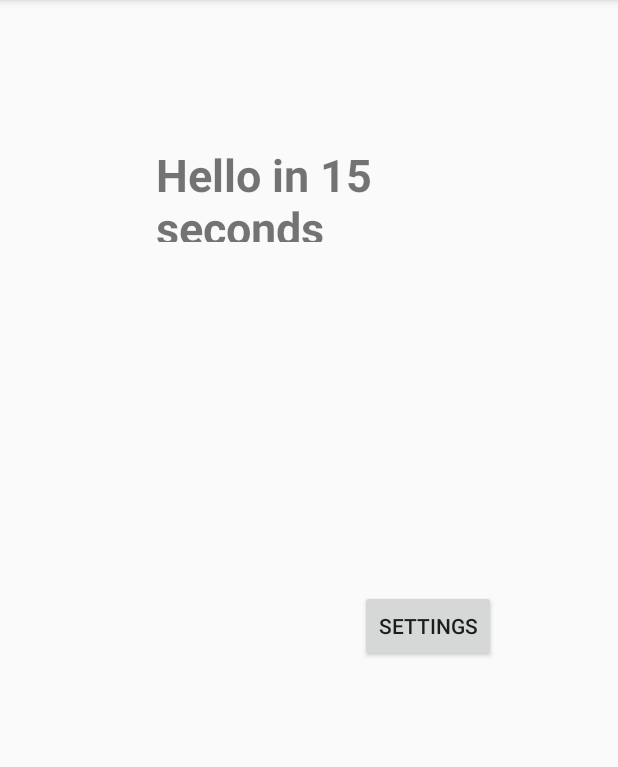
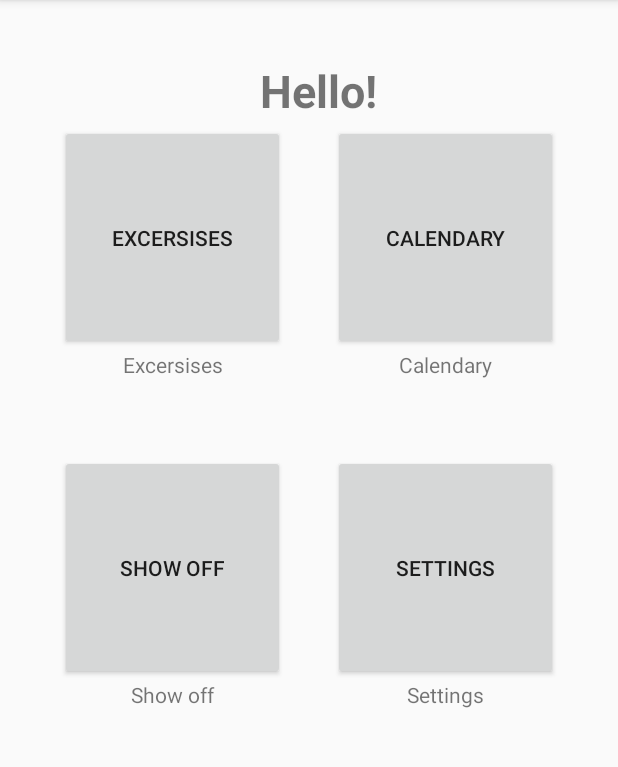
Before and after one commit to konossow/15seconds, an Android app: the screen it shows after launch (MainActivity), on a phone screen of 412 x 824 dp, the part 84-851 px from its top. Run offline under Robolectric (Android 15) with nearby library versions, the phone set to English and light mode, and no system bars.

Commit message:
added buttons in main

```diff
--- a/app/src/main/java/com/behealthy/hackathon/fifteenseconds/MainActivity.kt
+++ b/app/src/main/java/com/behealthy/hackathon/fifteenseconds/MainActivity.kt
@@ -6,6 +6,7 @@ import android.support.v7.app.AppCompatActivity
 import android.os.Bundle
 import android.view.View
 import android.widget.TextView
+import kotlinx.android.synthetic.main.activity_main.view.*
 
 class MainActivity : AppCompatActivity() {
 
@@ -13,7 +14,13 @@ class MainActivity : AppCompatActivity() {
         super.onCreate(savedInstanceState)
         setContentView(R.layout.activity_main)
         //TextView tv = findViewById<TextView>(R.id.textView)
-        textView.text = "Hello in 15 seconds"
+        textView.text = getString(R.string.welcome_messege_0)
+        excersisesButtonName.text = getString(R.string.excersisesButtonName)
+        calendaryButtonName.text = getString(R.string.calendaryButtonName)
+        showoffButtonName.text = getString(R.string.showoffButtonName)
+        settingsButtonName.text = getString(R.string.settingsButtonName)
+
+
     }
 
     fun goToSettings(view: View){
--- a/app/src/main/res/layout/activity_main.xml
+++ b/app/src/main/res/layout/activity_main.xml
@@ -7,18 +7,71 @@
     android:layout_height="match_parent"
     tools:context=".MainActivity">
     <TextView
-            android:text="TextView"
-            android:layout_width="185dp"
-            android:layout_height="65dp"
+            android:text="@string/settingsButtonName"
+            android:layout_width="150dp"
+            android:layout_height="30dp"
+            android:id="@+id/settingsButtonName" android:textAlignment="center"
+            app:layout_constraintTop_toBottomOf="@+id/settingsButton"
+            app:layout_constraintStart_toStartOf="@+id/settingsButton"/>
+    <TextView
+            android:text="@string/calendaryButtonName"
+            android:layout_width="150dp"
+            android:layout_height="30dp"
+            android:id="@+id/calendaryButtonName"
+            android:textAlignment="center"
+            app:layout_constraintStart_toStartOf="@+id/calendaryButton"
+            app:layout_constraintTop_toBottomOf="@+id/calendaryButton"/>
+    <TextView
+            android:text="@string/showoffButtonName"
+            android:layout_width="150dp"
+            android:layout_height="30dp"
+            android:id="@+id/showoffButtonName" android:textAlignment="center"
+            app:layout_constraintTop_toBottomOf="@+id/showoffButton"
+            app:layout_constraintStart_toStartOf="@+id/showoffButton"/>
+    <TextView
+            android:text="@string/welcome_messege_0"
+            android:layout_width="424dp"
+            android:layout_height="43dp"
             android:id="@+id/textView" android:textSize="30sp"
-            android:textStyle="bold" app:layout_constraintTop_toTopOf="parent" android:layout_marginTop="96dp"
-            app:layout_constraintStart_toStartOf="parent" android:layout_marginStart="104dp"/>
+            android:textStyle="bold" app:layout_constraintTop_toTopOf="parent" android:layout_marginTop="40dp"
+            app:layout_constraintStart_toStartOf="parent" android:textAlignment="center"
+    />
     <Button
-            android:text="Settings"
-            android:layout_width="wrap_content"
-            android:layout_height="wrap_content"
+            android:layout_width="150dp"
+            android:layout_height="150dp"
             android:id="@+id/settingsButton"
-            android:layout_marginTop="232dp" app:layout_constraintTop_toBottomOf="@+id/textView"
-            app:layout_constraintStart_toStartOf="parent" android:layout_marginStart="240dp"
-            android:onClick="goToSettings"/>
+            android:onClick="goToSettings"
+            android:text="@string/settingsButtonName"
+            app:layout_constraintTop_toBottomOf="@+id/calendaryButtonName"
+            app:layout_constraintStart_toStartOf="@+id/calendaryButtonName" android:layout_marginTop="40dp"/>
+    <Button
+            android:text="@string/showoffButtonName"
+            android:layout_width="150dp"
+            android:layout_height="150dp"
+            android:id="@+id/showoffButton"
+            app:layout_constraintTop_toBottomOf="@+id/excersisesButtonName"
+            app:layout_constraintStart_toStartOf="@+id/excersisesButtonName" android:layout_marginTop="40dp"/>
+    <Button
+            android:layout_width="150dp"
+            android:layout_height="150dp"
+            android:id="@+id/excersisesButton"
+            android:text="@string/excersisesButtonName"
+            app:layout_constraintStart_toStartOf="parent" android:layout_marginStart="40dp"
+            app:layout_constraintTop_toBottomOf="@+id/textView"/>
+    <Button
+            android:text="@string/calendaryButtonName"
+            android:layout_width="150dp"
+            android:layout_height="150dp"
+            android:id="@+id/calendaryButton"
+            app:layout_constraintEnd_toEndOf="parent"
+            android:layout_marginEnd="40dp"
+            app:layout_constraintTop_toTopOf="@+id/excersisesButton"/>
+    <TextView
+            android:text="@string/excersisesButtonName"
+            android:layout_width="150dp"
+            android:layout_height="30dp"
+            android:id="@+id/excersisesButtonName"
+            android:textAlignment="center"
+            app:layout_constraintTop_toBottomOf="@+id/excersisesButton"
+            app:layout_constraintStart_toStartOf="@+id/excersisesButton"/>
 </android.support.constraint.ConstraintLayout>
--- a/app/src/main/res/values/strings.xml
+++ b/app/src/main/res/values/strings.xml
@@ -1,3 +1,10 @@
 <resources>
     <string name="app_name">15seconds</string>
+    <string name="welcome_messege_0">Hello!</string>
+    <string name="excersisesButtonName">Excersises</string>
+    <string name="calendaryButtonName">Calendary</string>
+    <string name="showoffButtonName">Show off</string>
+    <string name="settingsButtonName">Settings</string>
+
+
 </resources>
```
